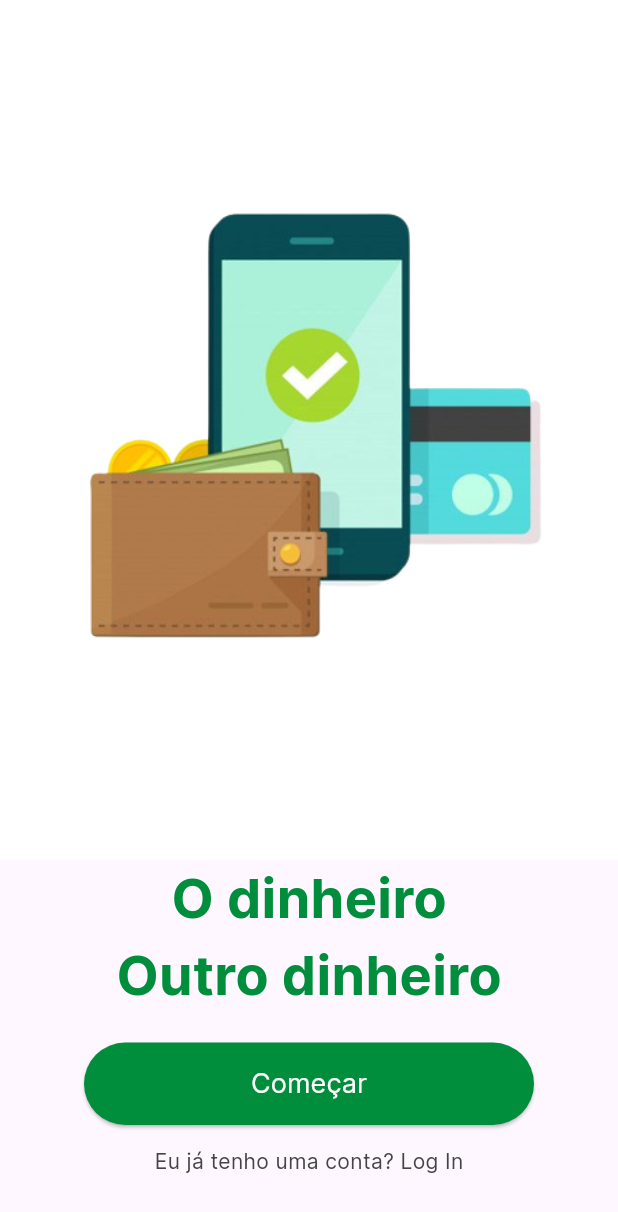
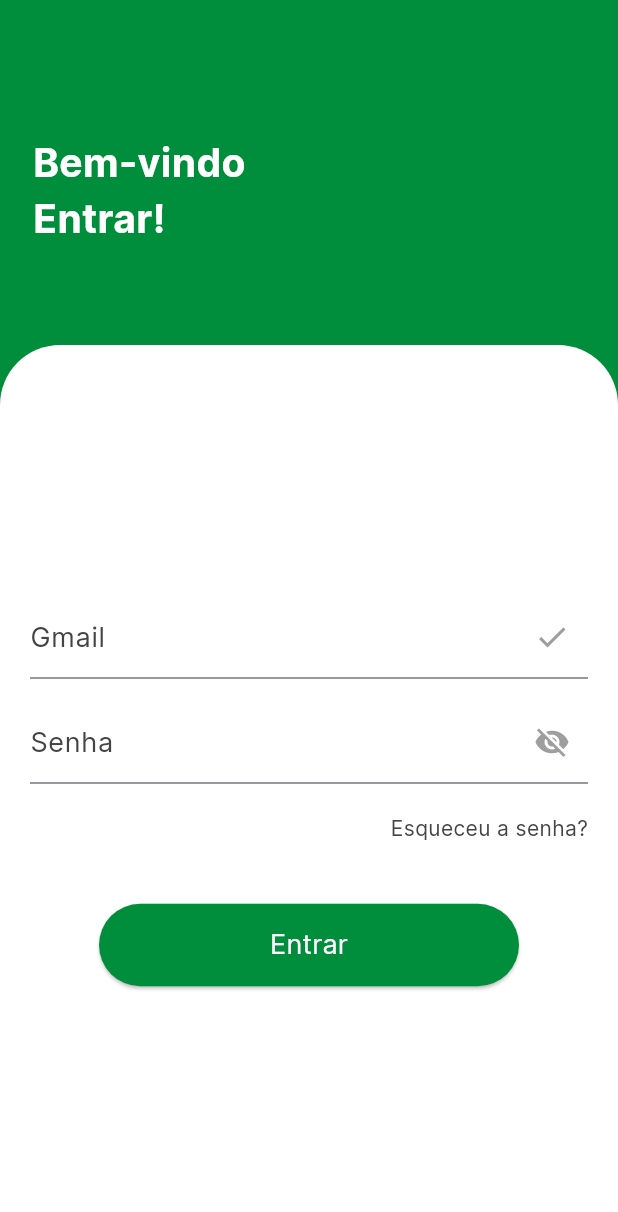
Before and after one commit to ValdmiroAlbano/Finance, a Flutter app: the screen it shows after launch, on a phone screen of 412 x 824 dp. Shown: the top 1212 px of the screen. Run offline on Flutter 3.47's test engine with Material 3 defaults, Android fonts, the light colour scheme and no system bars.

Commit message:
login page

```diff
--- a/lib/app.dart
+++ b/lib/app.dart
@@ -1,6 +1,8 @@
 import 'package:flutter/material.dart';
+import 'package:organize/comun/themes/default_theme.dart';
+import 'package:organize/features/Sign_up/sing_up_page.dart';
 import 'package:organize/features/onboarding/onboarding_page.dart';
-import 'package:organize/features/splash%20screen/splash_page.dart';
+/* import 'package:organize/features/splash%20screen/splash_page.dart'; */
 
 class App extends StatelessWidget {
   const App({super.key});
@@ -8,7 +10,8 @@ class App extends StatelessWidget {
   @override
   Widget build(BuildContext context) {
     return MaterialApp(
-      home: Onboarding_page(),
+      theme: defaultTheme,
+      home: const SingUpPage(),
     );
   }
 }
--- a/lib/comun/const/app_colors.dart
+++ b/lib/comun/const/app_colors.dart
@@ -2,8 +2,9 @@ import 'package:flutter/material.dart';
 
 class AppColers {
   AppColers._();
-  static const Color splash_green = Color(0xFF008D3C);
-  static const Color splash_white = Color(0xFFFFFFFF);
+  static const Color green = Color(0xFF008D3C);
+  static const Color white = Color(0xFFFFFFFF);
   static const Color onboarding =  Color(0xFFC8E6D5);
-   static const Color gray =  Color(0xFF444444);
+  static const Color gray =  Color(0xFF444444);
+  static const Color black =  Color(0xFF000000);
 }
--- a/lib/comun/const/app_text_styles.dart
+++ b/lib/comun/const/app_text_styles.dart
@@ -11,7 +11,7 @@ class AppTextStyles {
 
   static const TextStyle mediunText = TextStyle(
       fontFamily: 'Inter',
-      fontSize: 36.0,
+      fontSize: 26.0,
       fontWeight: FontWeight.w700);
 
   static const TextStyle smallText = TextStyle(
--- /dev/null
+++ b/lib/comun/themes/default_theme.dart
@@ -0,0 +1,11 @@
+import 'package:flutter/material.dart';
+
+final defaultTheme = ThemeData(
+  inputDecorationTheme: const InputDecorationTheme(
+    focusedBorder: OutlineInputBorder(
+      borderSide: BorderSide(
+        color: Colors.red,
+      ),
+    ),
+  ),
+);
--- /dev/null
+++ b/lib/features/Sign_up/sing_up_page.dart
@@ -0,0 +1,92 @@
+import 'package:flutter/material.dart';
+import 'package:organize/comun/const/app_colors.dart';
+import 'package:organize/comun/const/app_text_styles.dart';
+
+class SingUpPage extends StatelessWidget {
+  const SingUpPage({super.key});
+
+  @override
+  Widget build(BuildContext context) {
+    return Scaffold(
+        body: Stack(
+          children: [
+            Container(
+                height: double.infinity,
+                width: double.infinity,
+                decoration: const BoxDecoration(
+                   color: AppColers.green,
+                ),
+                child: Padding(
+                  padding: EdgeInsets.only(top: 90.0, left: 22.0),
+                    child: Text('Bem-vindo\nEntrar!',
+                    style: AppTextStyles.mediunText.copyWith(color: AppColers.white)),
+                  ),
+            ),
+            Padding(
+              padding: const EdgeInsets.only(top: 230.0),
+              child: Container(
+                decoration: const BoxDecoration(
+                  borderRadius: BorderRadius.only(
+                    topLeft: Radius.circular(40) ,
+                    topRight: Radius.circular(40),
+                    ),
+                  color: AppColers.white,
+                ),
+                height: double.infinity,
+                width: double.infinity,
+
+                child: Padding(
+                  padding: const EdgeInsets.only(
+                    left:20.0,
+                    right: 20.0
+                    ),
+                  child: Column(
+                    mainAxisAlignment:MainAxisAlignment.center,
+                    children: [
+                      TextField(
+                        decoration:InputDecoration(
+                          hintText: 'email@email.com',
+                          suffixIcon: const Icon(Icons.check, color:Colors.grey),
+                          label:Text('Gmail', style: AppTextStyles.normalText.copyWith(color: AppColers.gray),)
+                        ),
+                      ),
+
+
+                      const SizedBox(height: 14.0),
+                      TextField(
+                        decoration:InputDecoration(
+                          suffixIcon: const Icon(Icons.visibility_off , color:Colors.grey),
+                          label:Text('Senha', style: AppTextStyles.normalText.copyWith(color: AppColers.gray),)
+                        ),
+                      ),
+                      const SizedBox(height: 20.0),
+                      Align(
+                        alignment: Alignment.centerRight,
+                        child: Text('Esqueceu a senha?',
+                         style:AppTextStyles.smallText.copyWith(color: AppColers.gray),),
+                      ),
+                      const SizedBox(height: 40.0),
+
+                      SizedBox(
+                          height: 55,
+                          width: 280,
+                          child: ElevatedButton(
+                            style: ElevatedButton.styleFrom(backgroundColor:AppColers.green),
+                              onPressed: () => print('sms'),
+                                child: Center(
+                                  child: Text('Entrar',
+                                    style: AppTextStyles.normalText.copyWith(
+                                     color: AppColers.white)),),
+                          ),
+                        ),
+
+                    ],
+                  ),
+                ),
+              ),
+            )
+          ],
+        )
+    );
+  }
+}
--- a/lib/features/onboarding/onboarding_page.dart
+++ b/lib/features/onboarding/onboarding_page.dart
@@ -1,7 +1,10 @@
+
 import 'package:flutter/material.dart';
 import 'package:organize/comun/const/app_colors.dart';
 import 'package:organize/comun/const/app_text_styles.dart';
+import 'package:organize/widgets/CustomTextButton.dart';
 
+// ignore: camel_case_types
 class Onboarding_page extends StatelessWidget {
   const Onboarding_page({super.key});
 
@@ -11,47 +14,38 @@ class Onboarding_page extends StatelessWidget {
       body: Align(
         child: Column(
           children: [
+            SizedBox(height: 48.0,),
             Expanded(
-              flex: 3,
               child: Container(
-                color: AppColers.splash_white,
+                color: AppColers.white,
                 child: Image.asset('assets/images/onboarding.png'),
               ),
             ),
+            Container(
+              padding: const EdgeInsets.only(left: 19.0),
+              child: Text(
+                'Monitore, organiza seus gastos de qualquer lugar!',
+                style: AppTextStyles.mediunText
+                    .copyWith(color: AppColers.green),
+              ),
+            ),
+            const SizedBox(height: 20),
 
-
-              Text('O dinheiro',
-                style: AppTextStyles.mediunText.copyWith(
-                color: AppColers.splash_green)
-                ),
-
-
-              Text('Outro dinheiro',
-              style: AppTextStyles.mediunText.copyWith(
-              color: AppColers.splash_green)
-              ),
-
-              SizedBox(height: 20),
-              Container(
+            SizedBox(
               width: 300,
               height: 55.0,
               child: ElevatedButton(
                   style: ElevatedButton.styleFrom(
-                backgroundColor:AppColers.splash_green,
-
+                    backgroundColor: AppColers.green,
                   ),
-                onPressed: (){},
+                  onPressed: () {},
                   child: Text('Começar',
                       style: AppTextStyles.normalText.copyWith(
-                    color: AppColers.splash_white)
-
-                )),
+                        color: AppColers.white))),
             ),
-              SizedBox(height: 14.0),
-              Text('Eu já tenho uma conta? Log In',
-              style: AppTextStyles.smallText.copyWith(
-              color: AppColers.gray)),
-              SizedBox(height: 40.0),
+            const SizedBox(height: 14.0),
+            const CustomTextButton(),
+            const SizedBox(height: 40.0),
           ],
         ),
       ),
--- a/lib/features/splash screen/splash_page.dart
+++ b/lib/features/splash screen/splash_page.dart
@@ -9,8 +9,8 @@ class SplashPage extends StatelessWidget {
     return Scaffold(
       body: Container(
         alignment: Alignment.center,
-        decoration: BoxDecoration(
-          color: AppColers.splash_green
+        decoration: const BoxDecoration(
+          color: AppColers.green
           ),
         child: Image.asset(
           'assets/images/logo.png',
--- /dev/null
+++ b/lib/widgets/CustomTextButton.dart
@@ -0,0 +1,29 @@
+
+import 'package:flutter/material.dart';
+import 'package:organize/comun/const/app_colors.dart';
+import 'package:organize/comun/const/app_text_styles.dart';
+
+class CustomTextButton extends StatelessWidget {
+  const CustomTextButton({
+    super.key,
+  });
+
+  @override
+  Widget build(BuildContext context) {
+    return TextButton(
+      onPressed: () => print('menssagem'),
+      child: Row(
+        mainAxisSize: MainAxisSize.min,
+        mainAxisAlignment: MainAxisAlignment.center,
+        children: [
+          Text(
+            'Eu já tenho uma conta? ',
+            style: AppTextStyles.smallText.copyWith(color: AppColers.gray),
+          ),
+          Text('Log In',
+              style: AppTextStyles.smallText.copyWith(color: AppColers.green)),
+        ],
+      ),
+    );
+  }
+}
```
Lines whose indentation alone changed are shown as unchanged.
